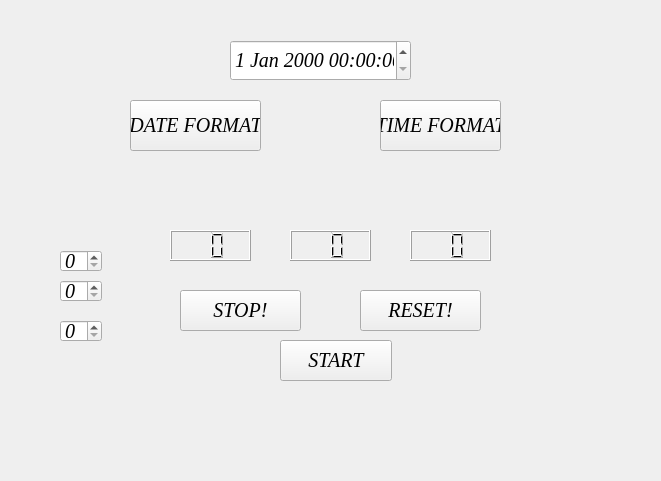
First picture: the form in mainwindow.ui, repository francescobaio/TimerClock, before the edit.
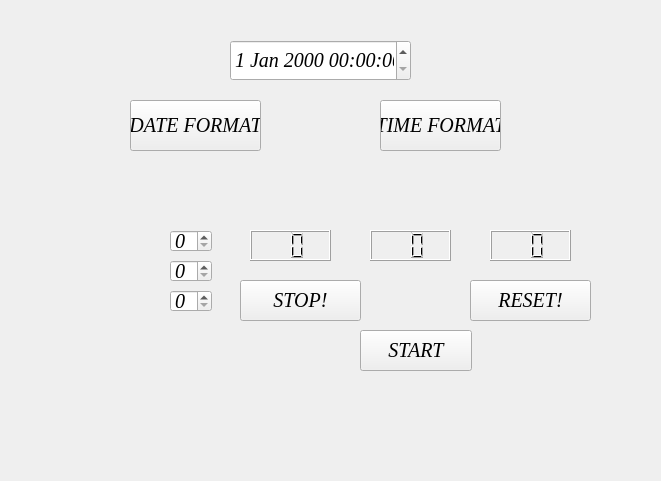
Second picture: the form after the edit. Custom widgets are drawn as their Qt base class.

```diff
--- a/mainwindow.ui
+++ b/mainwindow.ui
@@ -75,8 +75,8 @@
    <widget class="QPushButton" name="pushButton_3">
     <property name="geometry">
      <rect>
-      <x>180</x>
-      <y>290</y>
+                        <x>240</x>
+                        <y>280</y>
       <width>121</width>
       <height>41</height>
      </rect>
@@ -88,8 +88,8 @@
    <widget class="QPushButton" name="pushButton_4">
     <property name="geometry">
      <rect>
-      <x>360</x>
-      <y>290</y>
+                        <x>470</x>
+                        <y>280</y>
       <width>121</width>
       <height>41</height>
      </rect>
@@ -101,8 +101,8 @@
    <widget class="QPushButton" name="pushButton_5">
     <property name="geometry">
      <rect>
-      <x>280</x>
-      <y>340</y>
+                        <x>360</x>
+                        <y>330</y>
       <width>112</width>
       <height>41</height>
      </rect>
@@ -114,7 +114,7 @@
    <widget class="QLCDNumber" name="lcdNumber">
     <property name="geometry">
      <rect>
-      <x>170</x>
+                        <x>250</x>
       <y>230</y>
       <width>81</width>
       <height>31</height>
@@ -130,7 +130,7 @@
    <widget class="QLCDNumber" name="lcdNumber_2">
     <property name="geometry">
      <rect>
-      <x>290</x>
+                        <x>370</x>
       <y>230</y>
       <width>81</width>
       <height>31</height>
@@ -143,7 +143,7 @@
    <widget class="QLCDNumber" name="lcdNumber_3">
     <property name="geometry">
      <rect>
-      <x>410</x>
+                        <x>490</x>
       <y>230</y>
       <width>81</width>
       <height>31</height>
@@ -156,8 +156,8 @@
    <widget class="QSpinBox" name="spinBox">
     <property name="geometry">
      <rect>
-      <x>60</x>
-      <y>250</y>
+                        <x>170</x>
+                        <y>230</y>
       <width>42</width>
       <height>22</height>
      </rect>
@@ -166,8 +166,8 @@
    <widget class="QSpinBox" name="spinBox_2">
     <property name="geometry">
      <rect>
-      <x>60</x>
-      <y>280</y>
+                        <x>170</x>
+                        <y>260</y>
       <width>42</width>
       <height>22</height>
      </rect>
@@ -176,8 +176,8 @@
    <widget class="QSpinBox" name="spinBox_3">
     <property name="geometry">
      <rect>
-      <x>60</x>
-      <y>320</y>
+                        <x>170</x>
+                        <y>290</y>
       <width>42</width>
       <height>22</height>
      </rect>
```
Left out of the diff: 67 changed lines with no effect on the pictures. Lines whose indentation alone changed are shown as unchanged.
